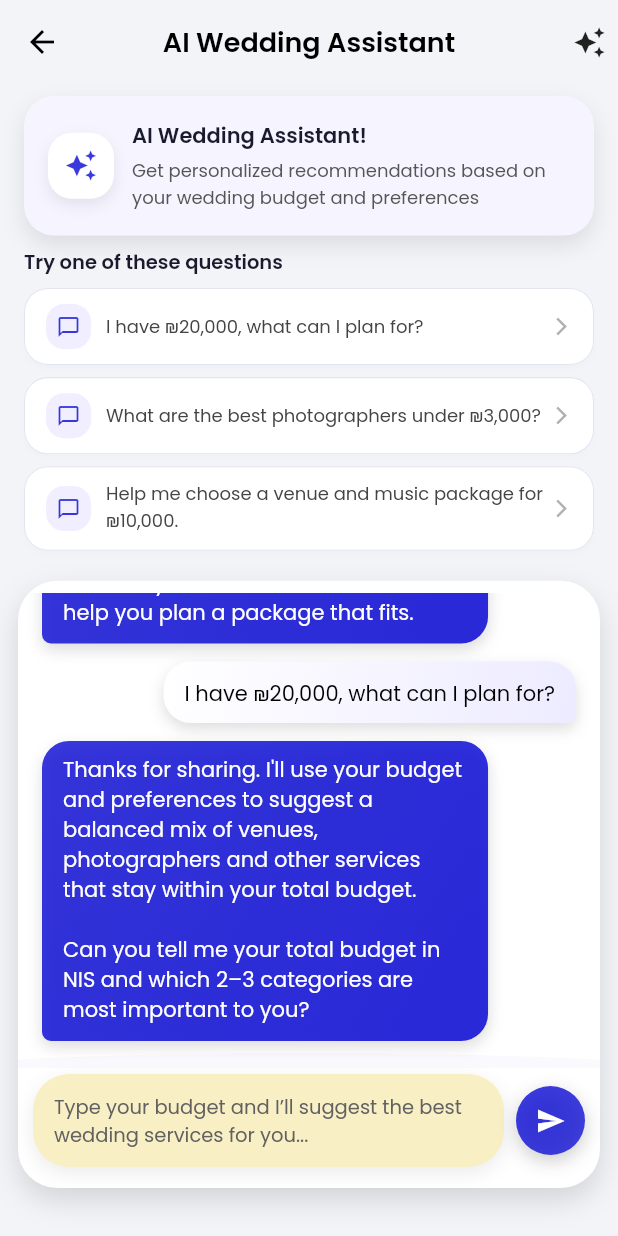
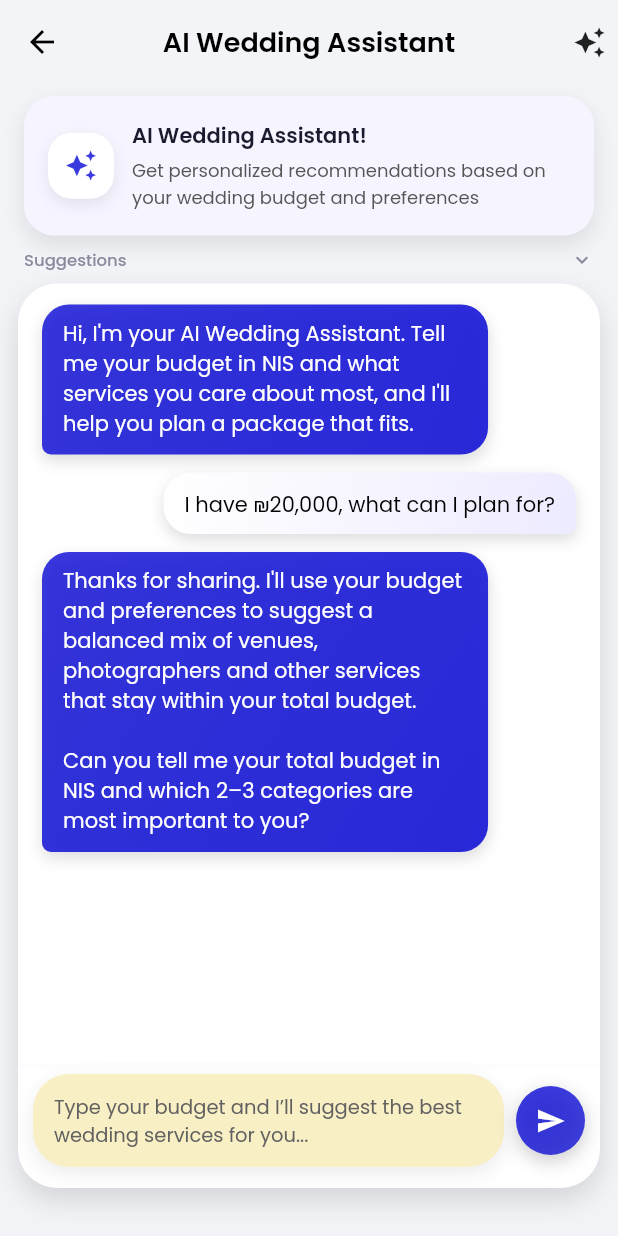
Before and after one commit to abdulhamidhajhamad/softGrad, a Flutter app: the AiAssistantScreen screen opened directly, after a tap on "I have ₪20,000, what can I plan for?", on a phone screen of 412 x 824 dp. Run offline on Flutter 3.47's test engine with Material 3 defaults, Android fonts, the phone set to English and light mode, and no system bars; our stand-ins replace google_fonts, pdf, share_plus.

Commit message:
DONE AI DONE

```diff
--- a/frontend/flutter_application_1/lib/screens/ai_assistant.dart
+++ b/frontend/flutter_application_1/lib/screens/ai_assistant.dart
@@ -59,6 +59,12 @@ class _AiAssistantScreenState extends State<AiAssistantScreen> {
   static const int _maxUserChars = 300;
   static const int _maxAiChars = 400;
 
+  // Tracks if the user has already started the conversation (first user message sent)
+  bool _hasStartedChat = false;
+
+  // Controls whether the full suggestions list is visible
+  bool _showFullSuggestions = true;
+
   @override
   void initState() {
     super.initState();
@@ -111,6 +117,12 @@ class _AiAssistantScreenState extends State<AiAssistantScreen> {
     setState(() {
       _messages.add(_ChatMessage(text: userText, isUser: true));
       _isSending = true;
+
+      // On first user message collapse the suggestions to raise the chat card
+      if (!_hasStartedChat) {
+        _hasStartedChat = true;
+        _showFullSuggestions = false;
+      }
     });
 
     _scrollToBottom();
@@ -174,6 +186,42 @@ class _AiAssistantScreenState extends State<AiAssistantScreen> {
                 const EdgeInsets.symmetric(horizontal: 16.0, vertical: 8.0),
             child: _AssistantHeaderCard(),
           ),
+
+          // Dropdown header is always visible
+          Padding(
+            padding: const EdgeInsets.symmetric(horizontal: 16.0),
+            child: GestureDetector(
+              onTap: () {
+                setState(() {
+                  _showFullSuggestions = !_showFullSuggestions;
+                });
+              },
+              child: Row(
+                mainAxisAlignment: MainAxisAlignment.spaceBetween,
+                children: [
+                  Text(
+                    "Suggestions",
+                    style: GoogleFonts.poppins(
+                      fontSize: 11,
+                      fontWeight: FontWeight.w500,
+                      color: const Color(0xFF8A8A9E),
+                    ),
+                  ),
+                  Icon(
+                    _showFullSuggestions
+                        ? Icons.keyboard_arrow_up
+                        : Icons.keyboard_arrow_down,
+                    size: 16,
+                    color: const Color(0xFF8A8A9E),
+                  ),
+                ],
+              ),
+            ),
+          ),
+
+          // Only the list itself collapses/expands
+          if (_showFullSuggestions) ...[
+            const SizedBox(height: 4),
             Padding(
               padding: const EdgeInsets.symmetric(horizontal: 16.0),
               child: _QuickSuggestionsRow(
@@ -181,6 +229,9 @@ class _AiAssistantScreenState extends State<AiAssistantScreen> {
               ),
             ),
             const SizedBox(height: 8),
+          ] else
+            const SizedBox(height: 4),
+
           Expanded(
             child: Padding(
               padding: const EdgeInsets.fromLTRB(12, 4, 12, 32),
@@ -285,8 +336,11 @@ class _AiAssistantScreenState extends State<AiAssistantScreen> {
                                     ),
                                   ],
                                 ),
-                                child: const Icon(Icons.send,
-                                    size: 20, color: Colors.white),
+                                child: const Icon(
+                                  Icons.send,
+                                  size: 20,
+                                  color: Colors.white,
+                                ),
                               ),
                             ),
                           ],
@@ -459,18 +513,6 @@ class _QuickSuggestionsRow extends StatelessWidget {
     ];
 
     return Column(
-      crossAxisAlignment: CrossAxisAlignment.start,
-      children: [
-        Text(
-          "Try one of these questions",
-          style: GoogleFonts.poppins(
-            fontSize: 13,
-            fontWeight: FontWeight.w600,
-            color: const Color(0xFF1A1A2E),
-          ),
-        ),
-        const SizedBox(height: 8),
-        Column(
       children: suggestions
           .map(
             (s) => _SuggestionTile(
@@ -479,8 +521,6 @@ class _QuickSuggestionsRow extends StatelessWidget {
             ),
           )
           .toList(),
-        ),
-      ],
     );
   }
 }
@@ -500,7 +540,7 @@ class _SuggestionTile extends StatelessWidget {
     return Padding(
       padding: const EdgeInsets.only(bottom: 8.0),
       child: Material(
-        color: Colors.white, // أفتح من الخلفية
+        color: Colors.white,
         borderRadius: BorderRadius.circular(16),
         elevation: 1.5,
         shadowColor: const Color(0x11000000),
```
Lines whose indentation alone changed are shown as unchanged.
